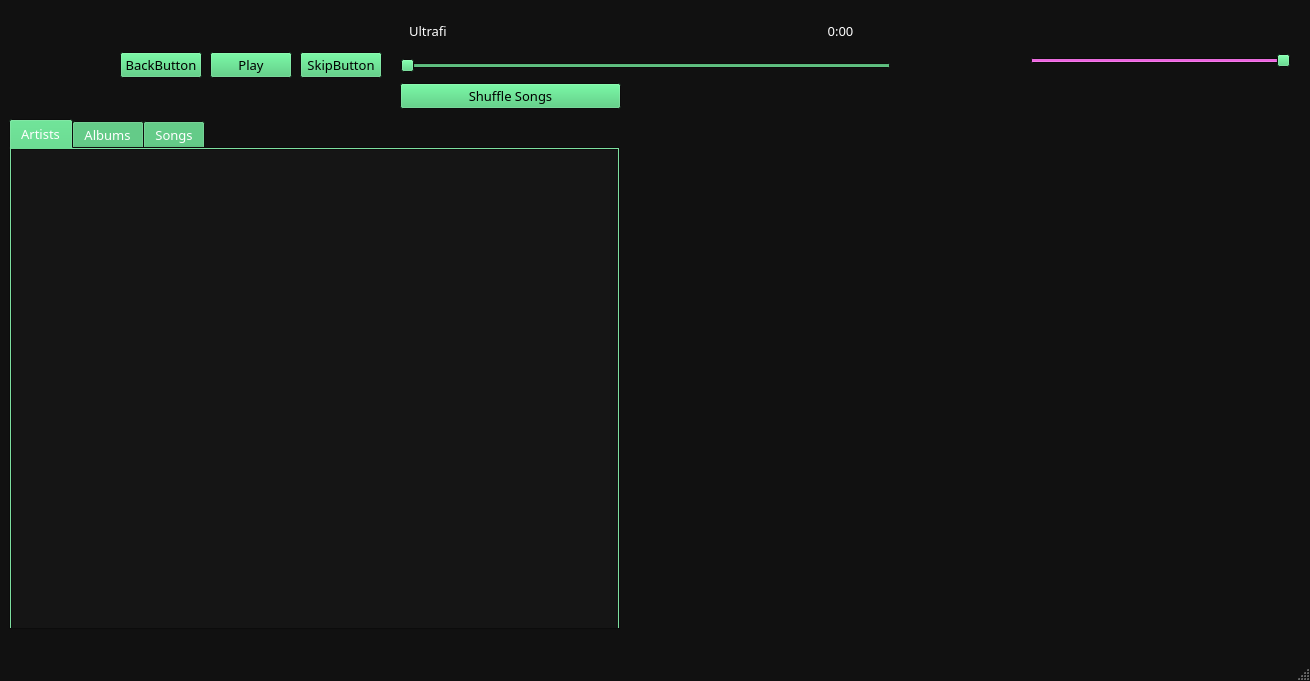
Qt form mainwindow.ui (Cybervate/Ultrafi) before a commit.
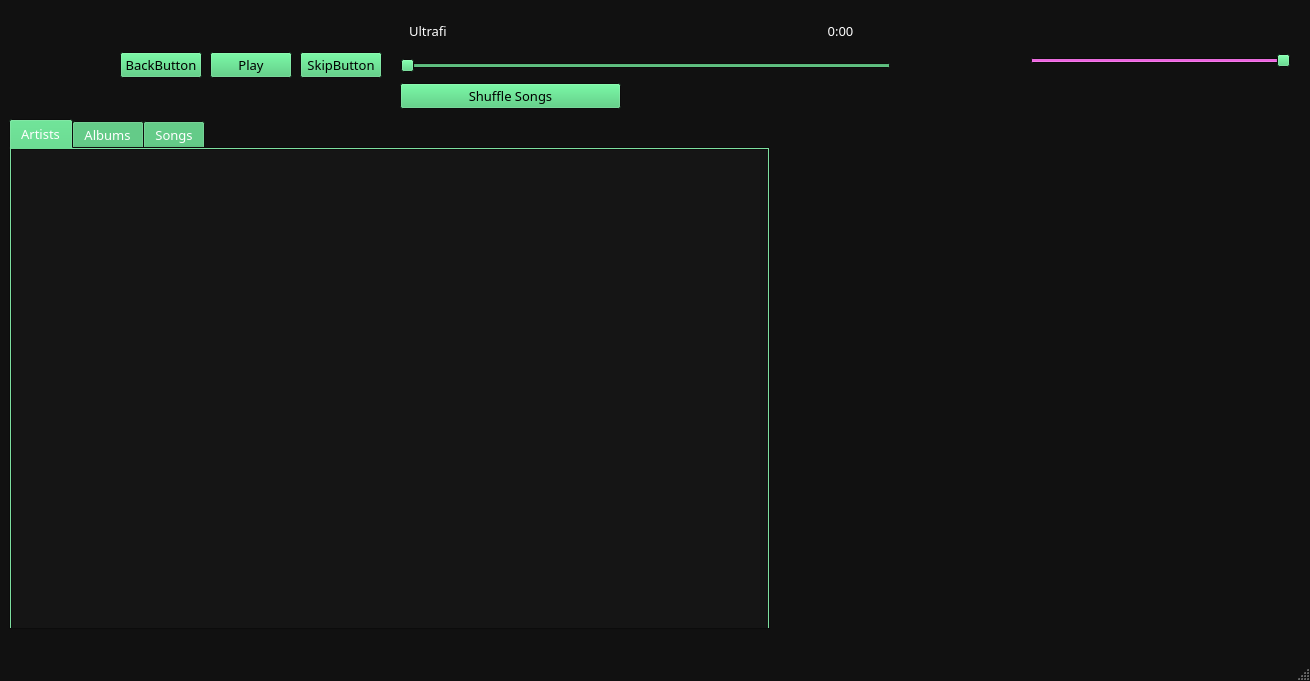
The same form after that commit. The open tabs and pages were chosen to show the change.

What changed in the file:
```diff
--- a/mainwindow.ui
+++ b/mainwindow.ui
@@ -332,7 +332,7 @@
      <rect>
       <x>9</x>
       <y>119</y>
-      <width>611</width>
+      <width>761</width>
       <height>511</height>
      </rect>
     </property>
@@ -474,9 +474,9 @@
    <widget class="QWidget" name="horizontalLayoutWidget">
     <property name="geometry">
      <rect>
-      <x>760</x>
+      <x>780</x>
       <y>120</y>
-      <width>531</width>
+      <width>511</width>
       <height>511</height>
      </rect>
     </property>
```
Left out of the diff: 21 changed lines with no effect on the pictures.
